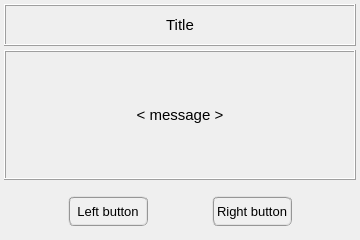
The window that pulse/interface/ui_files/messages/call_double_confirmation.ui (open-pulse/OpenPulse) describes before a commit, drawn with Qt 5.
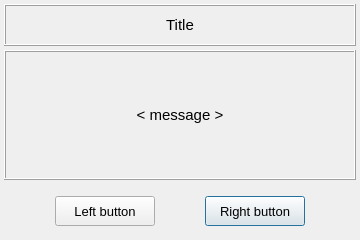
The same window after the commit.

Diff of the .ui file:
```diff
--- a/pulse/interface/ui_files/messages/call_double_confirmation.ui
+++ b/pulse/interface/ui_files/messages/call_double_confirmation.ui
@@ -225,13 +225,13 @@
        <widget class="QPushButton" name="pushButton_rightButton">
         <property name="minimumSize">
          <size>
-          <width>80</width>
+          <width>100</width>
           <height>30</height>
          </size>
         </property>
         <property name="maximumSize">
          <size>
-          <width>160</width>
+          <width>100</width>
           <height>30</height>
          </size>
         </property>
@@ -239,15 +239,13 @@
          <font>
           <family>MS Shell Dlg 2</family>
           <pointsize>10</pointsize>
-          <weight>9</weight>
+          <weight>50</weight>
           <italic>false</italic>
           <bold>false</bold>
          </font>
         </property>
         <property name="styleSheet">
-         <string notr="true">QPushButton{border-radius: 6px; border-color: rgb(150, 150, 150); border-style: ridge; border-width: 2px; color: rgb(0, 0, 0); background-color: rgb(240, 240, 240); font: 75 10pt &quot;MS Shell Dlg 2&quot;}
-QPushButton:hover{border-radius: 6px; border-color: rgb(0, 170, 255); border-style: ridge; border-width: 2px; color: rgb(0, 0, 0); background-color: rgba(174, 213, 255, 100); font: 75 10pt &quot;MS Shell Dlg 2&quot;}
-QPushButton:pressed{border-radius: 6px; border-color: rgb(0, 170, 255); border-style: ridge; border-width: 3px; color: rgb(0, 0, 0); background-color: rgb(174, 213, 255); font: 75 10pt &quot;MS Shell Dlg 2&quot;}</string>
+         <string notr="true"/>
         </property>
         <property name="text">
          <string>Right button</string>
@@ -273,13 +271,13 @@
         </property>
         <property name="minimumSize">
          <size>
-          <width>80</width>
+          <width>100</width>
           <height>30</height>
          </size>
         </property>
         <property name="maximumSize">
          <size>
-          <width>160</width>
+          <width>100</width>
           <height>30</height>
          </size>
         </property>
@@ -287,15 +285,13 @@
          <font>
           <family>MS Shell Dlg 2</family>
           <pointsize>10</pointsize>
-          <weight>9</weight>
+          <weight>50</weight>
           <italic>false</italic>
           <bold>false</bold>
          </font>
         </property>
         <property name="styleSheet">
-         <string notr="true">QPushButton{border-radius: 6px; border-color: rgb(150, 150, 150); border-style: ridge; border-width: 2px; color: rgb(0, 0, 0); background-color: rgb(240, 240, 240); font: 75 10pt &quot;MS Shell Dlg 2&quot;}
-QPushButton:hover{border-radius: 6px; border-color: rgb(0, 170, 255); border-style: ridge; border-width: 2px; color: rgb(0, 0, 0); background-color: rgba(174, 213, 255, 100); font: 75 10pt &quot;MS Shell Dlg 2&quot;}
-QPushButton:pressed{border-radius: 6px; border-color: rgb(0, 170, 255); border-style: ridge; border-width: 3px; color: rgb(0, 0, 0); background-color: rgb(174, 213, 255); font: 75 10pt &quot;MS Shell Dlg 2&quot;}</string>
+         <string notr="true"/>
         </property>
         <property name="text">
          <string>Left button</string>
```
